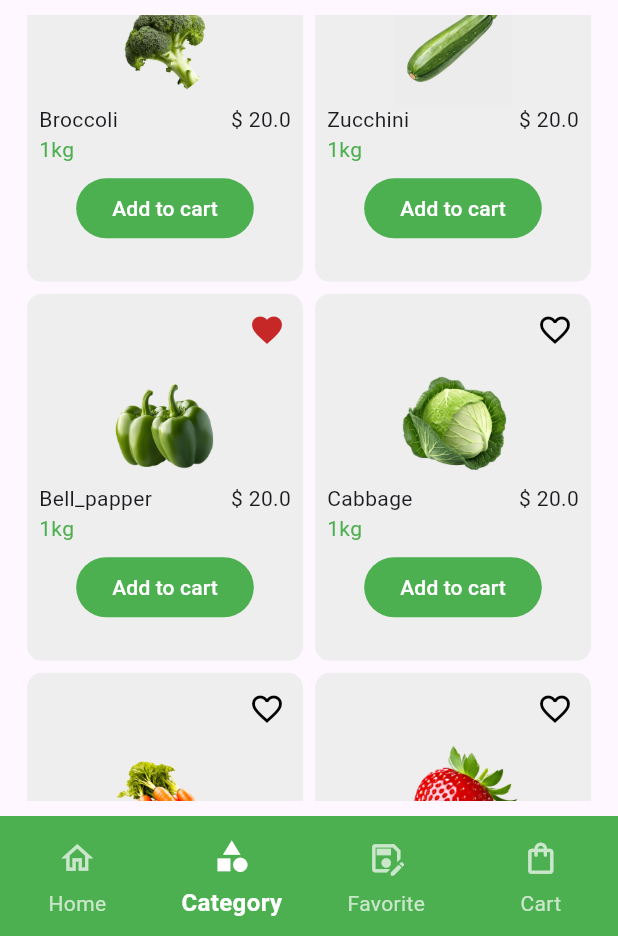
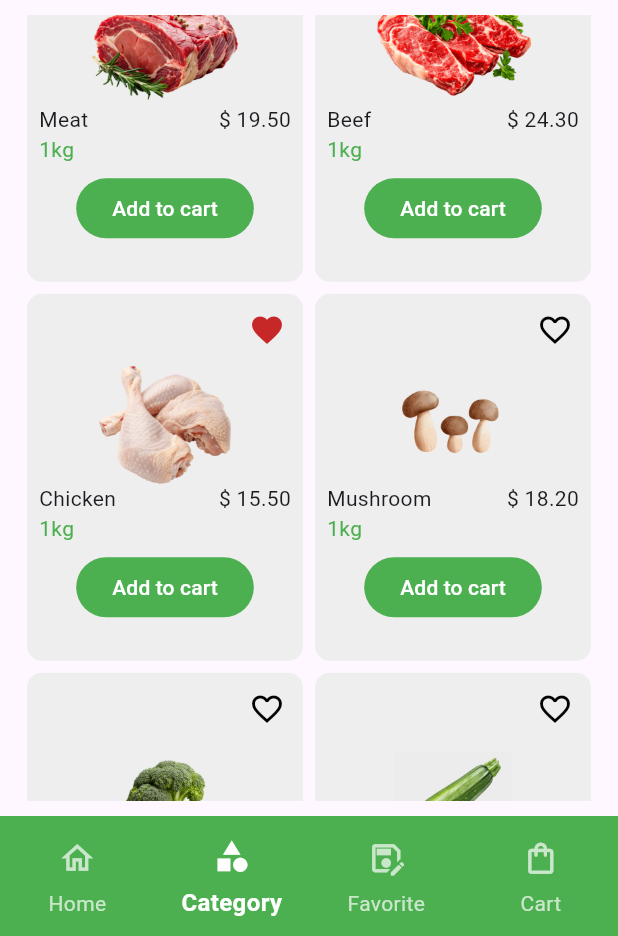
Before and after one commit to Tola-Seyha/fresh_market_application, a Flutter app: the screen it shows after launch, item 2 of the bottom bar chosen, scrolled down 576 dp, after a tap on the "favorite outline" icon, on a phone screen of 412 x 824 dp, the part 300-1236 px from its top. Run offline on Flutter 3.47's test engine with Material 3 defaults, Android fonts, the phone set to English and light mode, and no system bars; our stand-ins replace carousel_slider.

Commit message:
and image

```diff
--- /dev/null
+++ b/devtools_options.yaml
@@ -0,0 +1,3 @@
+description: This file stores settings for Dart & Flutter DevTools.
+documentation: https://docs.flutter.dev/tools/devtools/extensions#configure-extension-enablement-states
+extensions:
--- a/lib/components/product_card_component.dart
+++ b/lib/components/product_card_component.dart
@@ -52,7 +52,7 @@ class ProductCardComponent extends StatelessWidget {
                 child: Column(
                   children: [
                     Row(
-                      children: [Text(name), Spacer(), Text("\$ $price")],
+                      children: [Text(name,style: TextStyle(fontSize: 14),), Spacer(), Text("\$ ${price.toStringAsFixed(2)}",style: TextStyle(fontSize: 14, fontWeight: FontWeight.w400),)],
                     ),
                     Row(
                       children: [
--- a/lib/components/product_cart_component.dart
+++ b/lib/components/product_cart_component.dart
@@ -63,7 +63,6 @@ class ProductCartComponent extends StatelessWidget {
                   border: Border.all(width: 0),
                 ),
                 padding: EdgeInsets.symmetric(vertical: 10),
-
                 child: Center(
                   child: Padding(
                     padding: const EdgeInsets.symmetric(horizontal: 6.0),
--- a/lib/model/product_provider.dart
+++ b/lib/model/product_provider.dart
@@ -3,121 +3,149 @@ import 'package:fresh_makert/model/product_list_model.dart';
 
 class ProductProvider extends ChangeNotifier {
   final List<ProductListModel> _products = [
-    //meat
+    // Meat
     ProductListModel(
       imagePath: "assets/image/meat/beef.png",
       name: "Beef",
-      price: 21,
+      price: 21.0,
       total: "1kg",
       type: "Meat",
     ),
     ProductListModel(
       imagePath: "assets/image/meat/steak-and-meat.png",
-      name: "Orange",
-      price: 20,
-      total: "Steak",
+      name: "Steak",
+      price: 27.5,
+      total: "1kg",
+      type: "Meat",
+    ),
+    ProductListModel(
+      imagePath: "assets/image/meat/steak.png",
+      name: "Steak",
+      price: 21.0,
+      total: "1kg",
       type: "Meat",
     ),
     ProductListModel(
       imagePath: "assets/image/meat/mutton.png",
       name: "Mutton",
-      price: 20,
+      price: 23.8,
       total: "1kg",
       type: "Meat",
     ),
+    ProductListModel(
+      imagePath: "assets/image/meat/meat.png",
+      name: "Meat",
+      price: 19.5,
+      total: "1kg",
+      type: "Meat",
+    ),
+    ProductListModel(
+      imagePath: "assets/image/meat/raw-beef.png",
+      name: "Beef",
+      price: 24.3,
+      total: "1kg",
+      type: "Meat",
+    ),
+      ProductListModel(
+      imagePath: "assets/image/meat/chicken2.png",
+      name: "Chicken",
+      price: 15.5,
+      total: "1kg",
+      type: "meat",
+    ),
 
-    //vegetable
+    // Vegetable
     ProductListModel(
       imagePath: "assets/image/vegetable/mushroom.png",
       name: "Mushroom",
-      price: 20,
+      price: 18.2,
       total: "1kg",
       type: "Vegetable",
     ),
     ProductListModel(
       imagePath: "assets/image/vegetable/broccoli.png",
       name: "Broccoli",
-      price: 20,
+      price: 17.5,
       total: "1kg",
       type: "Vegetable",
     ),
-
     ProductListModel(
       imagePath: "assets/image/vegetable/zucchini.png",
       name: "Zucchini",
-      price: 20,
+      price: 15.9,
       total: "1kg",
       type: "Vegetable",
     ),
     ProductListModel(
       imagePath: "assets/image/vegetable/bell-peppers.png",
-      name: "Bell_papper",
-      price: 20,
+      name: "Bell Pepper",
+      price: 16.8,
       total: "1kg",
       type: "Vegetable",
     ),
     ProductListModel(
       imagePath: "assets/image/vegetable/cabbage.png",
       name: "Cabbage",
-      price: 20,
-      total: "1kg",
-      type: "Vegetable",
-    ),
-    ProductListModel(
-      imagePath: "assets/image/vegetable/carrot.png",
-      name: "Carrot",
-      price: 16,
+      price: 14.5,
       total: "1kg",
       type: "Vegetable",
     ),
 
-    // fruit
+    ProductListModel(
+      imagePath: "assets/image/vegetable/carrot.png",
+      name: "Carrot",
+      price: 13.2,
+      total: "1kg",
+      type: "Vegetable",
+    ),
+
+    // Fruit
     ProductListModel(
       imagePath: "assets/image/fruit/strawberry.png",
       name: "Strawberry",
-      price: 20,
+      price: 22.5,
       total: "1kg",
       type: "Fruit",
     ),
     ProductListModel(
       imagePath: "assets/image/fruit/banana.png",
       name: "Banana",
-      price: 20,
+      price: 11.4,
       total: "1kg",
       type: "Fruit",
     ),
     ProductListModel(
       imagePath: "assets/image/fruit/cherry.png",
       name: "Cherry",
-      price: 20,
+      price: 26.7,
       total: "1kg",
       type: "Fruit",
     ),
     ProductListModel(
       imagePath: "assets/image/fruit/dragon.png",
       name: "Dragon Fruit",
-      price: 20,
+      price: 19.9,
       total: "1kg",
       type: "Fruit",
     ),
     ProductListModel(
       imagePath: "assets/image/fruit/mango.png",
       name: "Mango",
-      price: 20,
+      price: 18.6,
       total: "1kg",
       type: "Fruit",
     ),
     ProductListModel(
       imagePath: "assets/image/fruit/orange.png",
       name: "Orange",
-      price: 20,
+      price: 17.3,
       total: "1kg",
       type: "Fruit",
     ),
     ProductListModel(
       imagePath: "assets/image/fruit/pinable.png",
-      name: "Pinaple",
-      price: 20,
+      name: "Pineapple",
+      price: 16.1,
       total: "1kg",
       type: "Fruit",
     ),
@@ -203,6 +231,7 @@ class ProductProvider extends ChangeNotifier {
     _cart.clear();
     notifyListeners();
   }
+
   void removeItem(ProductListModel p) {
     _cart.remove(p);
     notifyListeners();
--- a/lib/pages/cart_page.dart
+++ b/lib/pages/cart_page.dart
@@ -23,15 +23,6 @@ class CartPage extends StatelessWidget {
             color: Colors.white,
           ),
         ),
-        actions: [
-          IconButton(
-            onPressed: () {},
-            icon: Icon(
-              Icons.notification_important_rounded,
-              color: Colors.white70,
-            ),
-          ),
-        ],
       ),
       drawer: Drawer(),
       body: Consumer<ProductProvider>(
--- a/lib/pages/home_page.dart
+++ b/lib/pages/home_page.dart
@@ -46,6 +46,9 @@ class _HomePageState extends State<HomePage> {
     "assets/image/fruit.png",
     "assets/image/vegetables.png",
     "assets/image/meats.png",
+    "assets/image/vegetable2.png",
+    "assets/image/vegetable4.png",
+
   ];
 
   bool isFav = false;
@@ -64,6 +67,7 @@ class _HomePageState extends State<HomePage> {
             color: Colors.white,
           ),
         ),
+        centerTitle: true,
         backgroundColor: Colors.green.shade500,
       ),
       drawer: Drawer(),
@@ -169,7 +173,7 @@ class _HomePageState extends State<HomePage> {
                   final pro = vegetableProduct(provider.products);
                   return ListView.builder(
                     scrollDirection: Axis.horizontal,
-                    itemCount: pro.length,
+                    itemCount: 5,
                     itemBuilder: (context, index) {
                       ProductListModel p = pro[index];
                       return ProductHomeCardComponent(
@@ -323,7 +327,7 @@ class _HomePageState extends State<HomePage> {
                   final pro = meatProduct(provider.products);
                   return ListView.builder(
                     scrollDirection: Axis.horizontal,
-                    itemCount: pro.length,
+                    itemCount: 5,
                     itemBuilder: (context, index) {
                       ProductListModel p = pro[index];
                       return ProductHomeCardComponent(
@@ -343,6 +347,7 @@ class _HomePageState extends State<HomePage> {
                 },
               ),
             ),
+            SizedBox(height: 10,),
           ],
         ),
       ),
```
Also changed, not shown: assets/image/meat/chicken2.png (added), assets/image/meat/meat.png (added), assets/image/meat/raw-beef.png (added), assets/image/meat/steak.png (added), assets/image/vegetable2.png (added), assets/image/vegetable3.png (added), assets/image/vegetable4.png (added), 1 other file.
